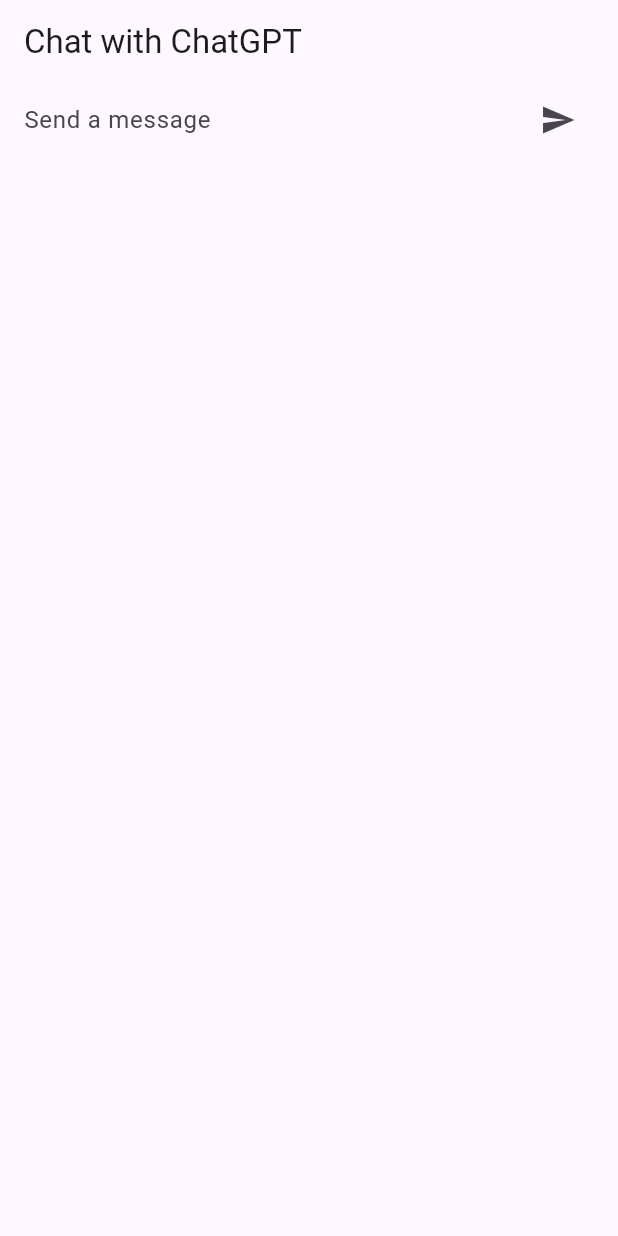
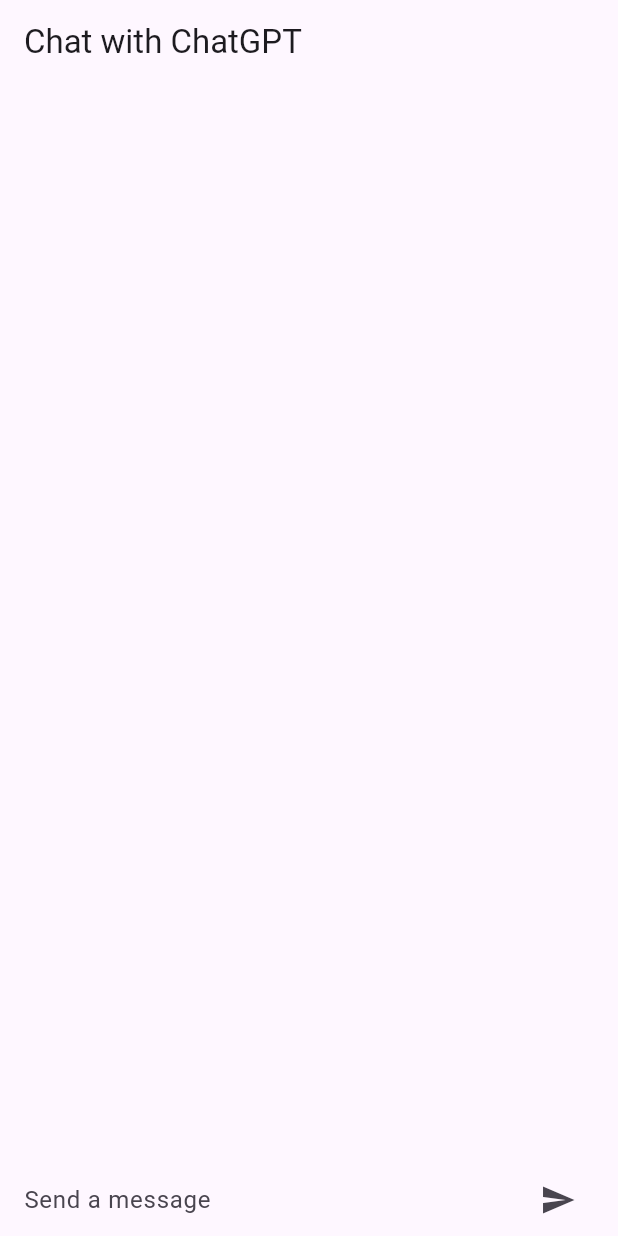
Before and after one commit to ShubhamSShinde-U/ChatGPT-FLutter-App-Using-API, a Flutter app: the screen it shows after launch, on a phone screen of 412 x 824 dp. Run offline on Flutter 3.47's test engine with Material 2 defaults, Android fonts, the phone set to English and light mode, and no system bars; our stand-ins replace velocity_x.

Commit message:
searchbar at bottom

```diff
--- a/lib/chatscreen.dart
+++ b/lib/chatscreen.dart
@@ -34,9 +34,9 @@ class _ChatScreenState extends State<ChatScreen> {
     body: SafeArea(
       child: Column(
           children: [
-            // Flexible(child: Container(
-            //   height: context.screenHeight,
-            // )),
+            Flexible(child: Container(
+              height: context.screenHeight,
+            )),
             Container(
               decoration: BoxDecoration(
                 color: context.cardColor
```
